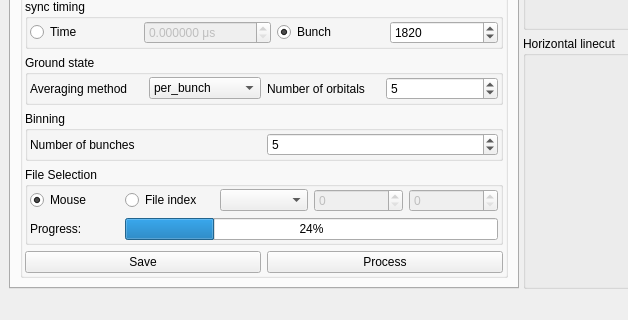
Qt form src/trxasviewer/viewer.ui (AdvancedPhotonSource/trxasviewer) before a commit; both pictures show x 0 to 628 and y 486 to 806 of the 1403 by 806 pixel window.
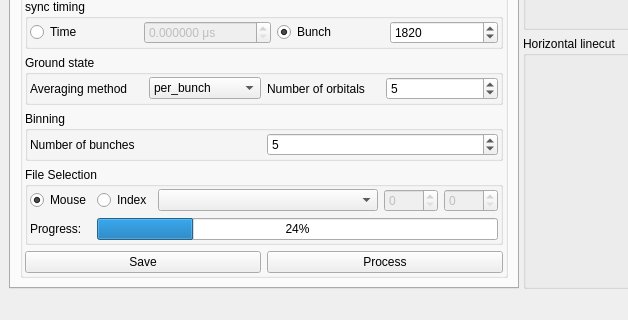
The same form after that commit. Custom widgets are drawn as their Qt base class.

```diff
--- a/src/trxasviewer/viewer.ui
+++ b/src/trxasviewer/viewer.ui
@@ -299,13 +299,25 @@
                    <property name="enabled">
                     <bool>true</bool>
                    </property>
+                   <property name="sizePolicy">
+                    <sizepolicy hsizetype="Fixed" vsizetype="Fixed">
+                     <horstretch>0</horstretch>
+                     <verstretch>0</verstretch>
+                    </sizepolicy>
+                   </property>
                    <property name="text">
-                    <string>File index</string>
+                    <string>Index</string>
                    </property>
                   </widget>
                  </item>
                  <item row="0" column="0">
                   <widget class="QRadioButton" name="radioButton_selection_by_mouse">
+                   <property name="sizePolicy">
+                    <sizepolicy hsizetype="Fixed" vsizetype="Fixed">
+                     <horstretch>0</horstretch>
+                     <verstretch>0</verstretch>
+                    </sizepolicy>
+                   </property>
                    <property name="text">
                     <string>Mouse</string>
                    </property>
@@ -333,8 +345,14 @@
                    <property name="enabled">
                     <bool>false</bool>
                    </property>
+                   <property name="sizePolicy">
+                    <sizepolicy hsizetype="Fixed" vsizetype="Fixed">
+                     <horstretch>0</horstretch>
+                     <verstretch>0</verstretch>
+                    </sizepolicy>
+                   </property>
                    <property name="maximum">
-                    <number>99999</number>
+                    <number>9999</number>
                    </property>
                   </widget>
                  </item>
@@ -343,13 +361,32 @@
                    <property name="enabled">
                     <bool>false</bool>
                    </property>
+                   <property name="sizePolicy">
+                    <sizepolicy hsizetype="Fixed" vsizetype="Fixed">
+                     <horstretch>0</horstretch>
+                     <verstretch>0</verstretch>
+                    </sizepolicy>
+                   </property>
                    <property name="maximum">
-                    <number>99999</number>
+                    <number>9999</number>
                    </property>
                   </widget>
                  </item>
                  <item row="0" column="2">
-                  <widget class="QComboBox" name="comboBox_fileindex_prefix"/>
+                  <widget class="QComboBox" name="comboBox_fileindex_prefix">
+                   <property name="sizePolicy">
+                    <sizepolicy hsizetype="Preferred" vsizetype="Fixed">
+                     <horstretch>0</horstretch>
+                     <verstretch>0</verstretch>
+                    </sizepolicy>
+                   </property>
+                   <property name="minimumSize">
+                    <size>
+                     <width>0</width>
+                     <height>0</height>
+                    </size>
+                   </property>
+                  </widget>
                  </item>
                 </layout>
                </widget>
```
Left out of the diff: 2 changed lines with no effect on the pictures.
